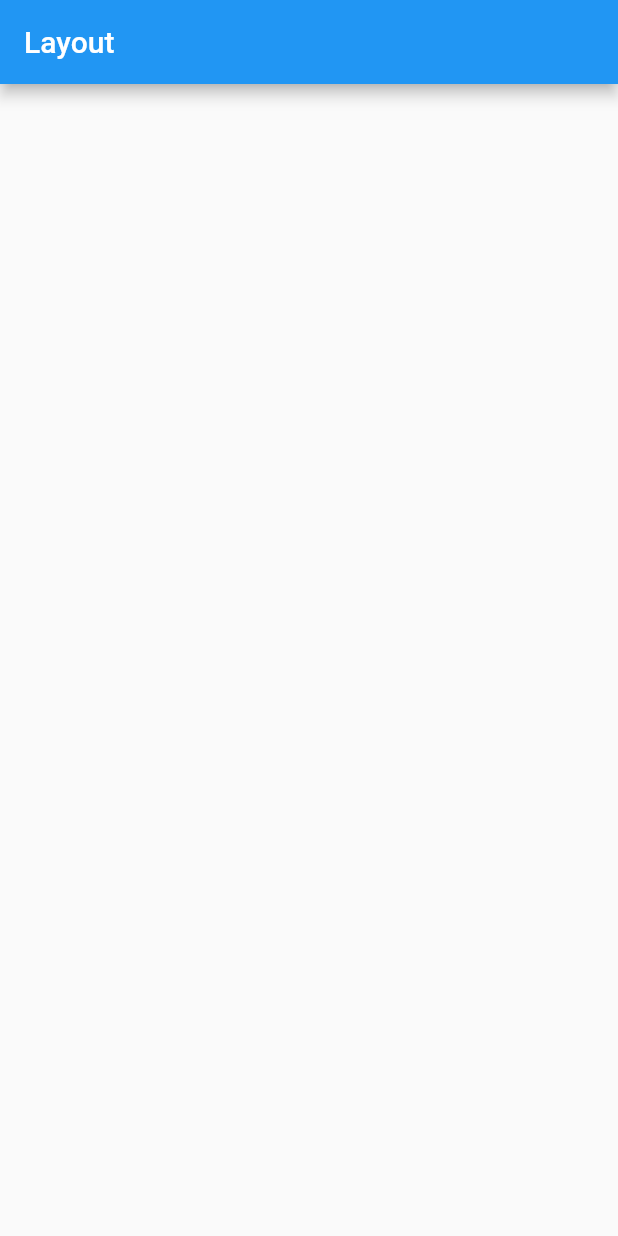
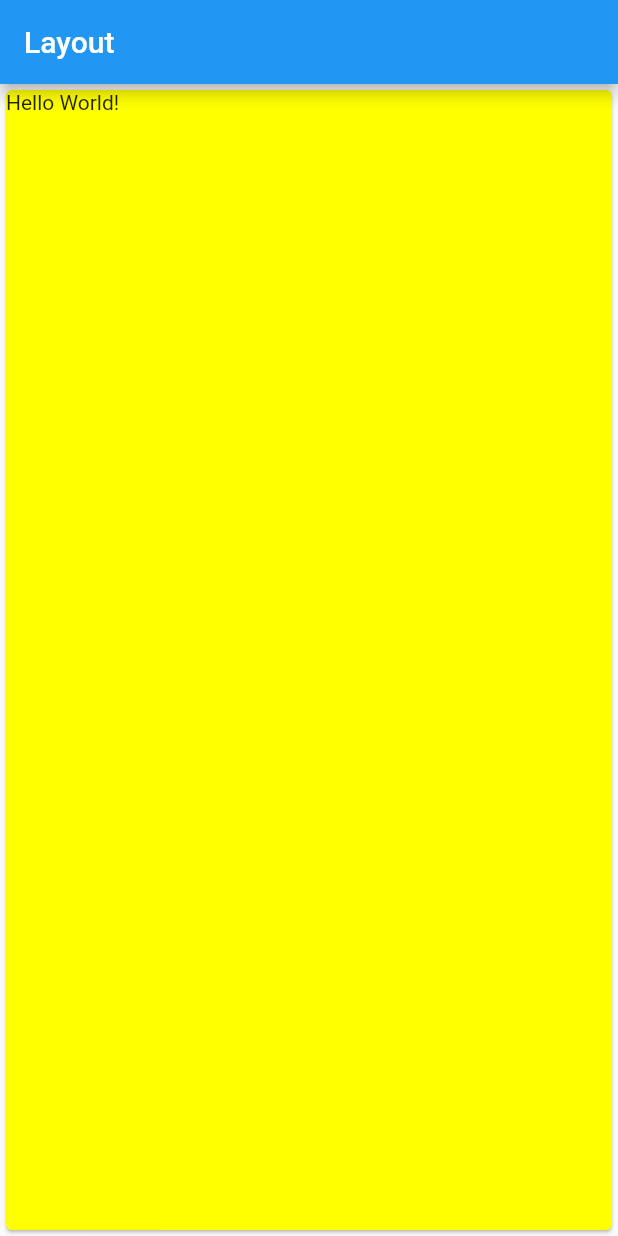
Before and after one commit to after-six/flutter-layout-wonwoo, a Flutter app: the screen it shows after launch, on a phone screen of 412 x 824 dp. Run offline on Flutter 3.47's test engine with Material 2 defaults, Android fonts, the phone set to English and light mode, and no system bars.

```diff
--- a/lib/main.dart
+++ b/lib/main.dart
@@ -11,10 +11,11 @@ class MyApp extends StatelessWidget {
         appBar: AppBar(
           title: Text('Layout'),
         ),
-        body: Column(
-          children: <Widget>[
-
-          ],
+        body: SizedBox.expand(
+          child: Card(
+            child: Text('Hello World!'),
+            color: Colors.yellowAccent,
+          ),
         ),
       ),
     );
```
